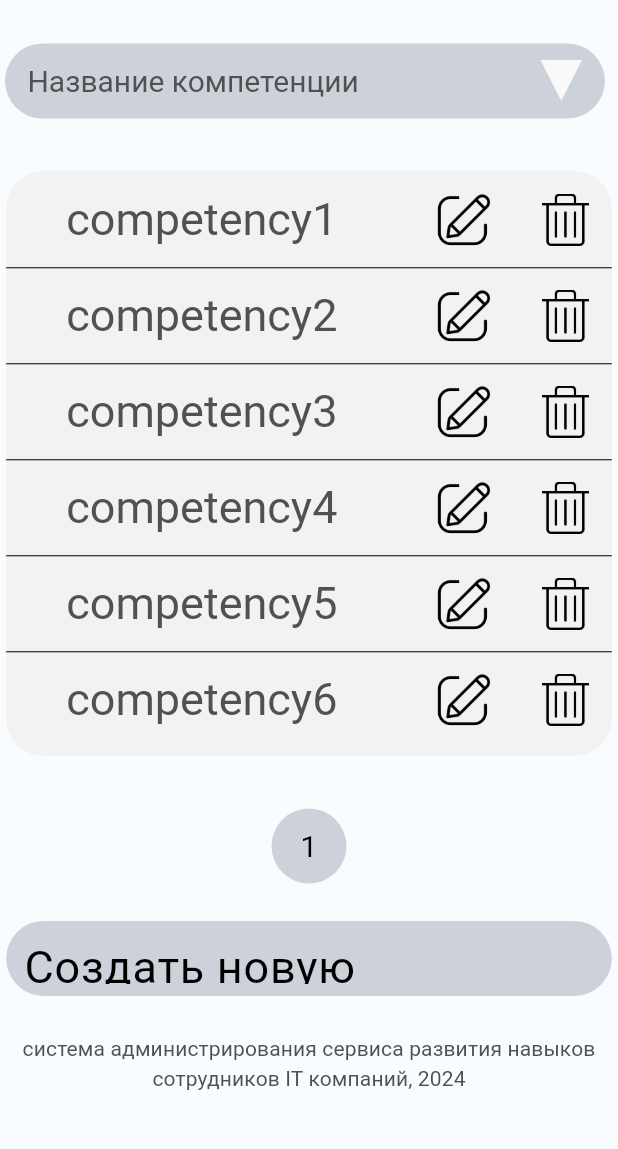
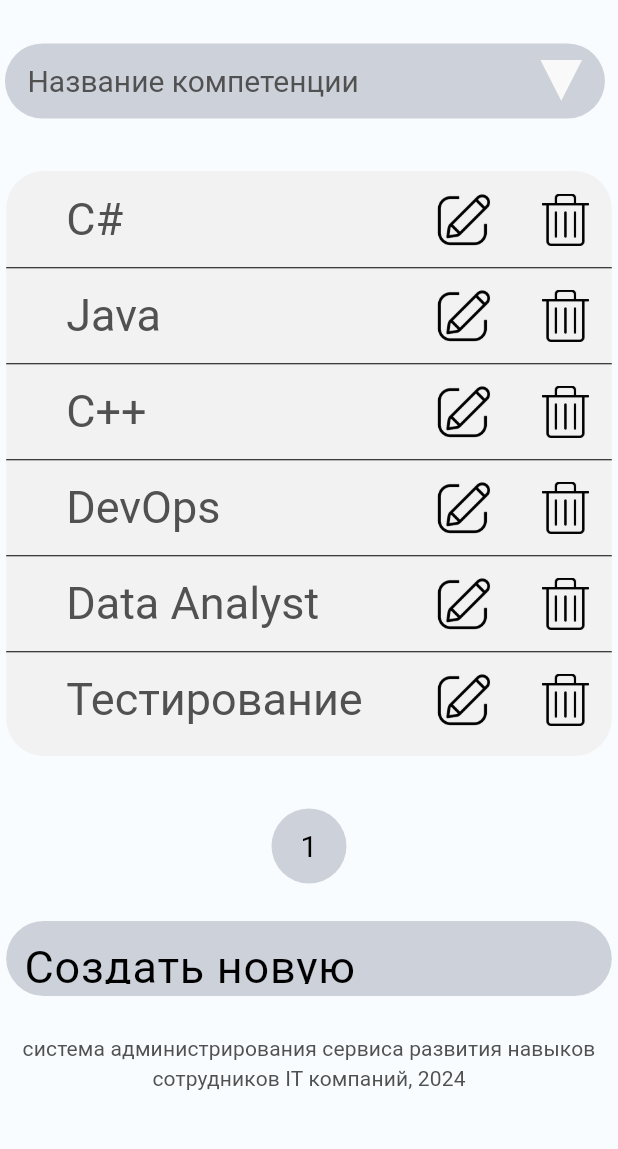
Before and after one commit to za5en/it_admin, a Flutter app: the Comps screen opened by its route, on a phone screen of 412 x 824 dp, the part 84-1233 px from its top. Run offline on Flutter 3.47's test engine with Material 3 defaults, Android fonts, the phone set to English and light mode, and no system bars; our stand-ins replace flutter_svg, get, hive, hive_flutter; accounts and stored records are empty; Roboto replaces fonts that are missing (OpenSans).

Commit message:
upd
-usernames updated
-new comp screen fix
-users test res screen fix

```diff
--- a/it_admin/lib/controllers/admin_controller.dart
+++ b/it_admin/lib/controllers/admin_controller.dart
@@ -23,7 +23,7 @@ class AdminController extends GetxController {
 
   var _compData = Competency(
     id: 1,
-    name: 'competency1',
+    name: 'competency',
     levels: [
       Level(
           id: 1,
@@ -52,8 +52,8 @@ class AdminController extends GetxController {
   var userList = [
     User(
       id: 1,
-      email: 'mail@mail.ml',
-      name: 'userName1',
+      email: 'minakov@mail.ru',
+      name: 'Минаков Михаил Андреевич',
       isActive: true,
       comps: [
         UserCompetency(
@@ -82,8 +82,8 @@ class AdminController extends GetxController {
     ),
     User(
       id: 2,
-      email: 'mail1@mail.ml',
-      name: 'userName2',
+      email: 'vlasov@mail.ru',
+      name: 'Власов Федор Андреевич',
       isActive: true,
       comps: [
         UserCompetency(
@@ -112,8 +112,8 @@ class AdminController extends GetxController {
     ),
     User(
       id: 3,
-      email: 'mail2@mail.ml',
-      name: 'userName3',
+      email: 'sergeev@mail.ru',
+      name: 'Сергеев Георгий Григорьевич',
       isActive: true,
       comps: [
         UserCompetency(
@@ -142,8 +142,8 @@ class AdminController extends GetxController {
     ),
     User(
       id: 4,
-      email: 'mail3@mail.ml',
-      name: 'userName4',
+      email: 'shirobokov@mail.ru',
+      name: 'Широбоков Артём Алексеевич',
       isActive: true,
       comps: [
         UserCompetency(
@@ -172,15 +172,15 @@ class AdminController extends GetxController {
     ),
     User(
       id: 5,
-      email: 'mail4@mail.ml',
-      name: 'userName5',
+      email: 'stasov@mail.ru',
+      name: 'Стасов Станислав Сергеевич',
       isActive: true,
       comps: [],
     ),
     User(
       id: 6,
-      email: 'mail5@mail.ml',
-      name: 'userName6',
+      email: 'perevozchik@mail.ru',
+      name: 'Перевозчиков Алексей Артёмович',
       isActive: true,
       comps: [
         UserCompetency(
@@ -208,128 +208,128 @@ class AdminController extends GetxController {
       ],
     ),
     User(
-      id: 5,
-      email: 'mail4@mail.ml',
-      name: 'userName5',
+      id: 7,
+      email: 'pirozhok@mail.ru',
+      name: 'Пирожков Максим Евлампиевич',
       isActive: true,
       comps: [],
     ),
     User(
-      id: 5,
-      email: 'mail4@mail.ml',
-      name: 'userName5',
+      id: 8,
+      email: 'stulis@mail.ru',
+      name: 'Табуреткин Иван Самвелович',
       isActive: true,
       comps: [],
     ),
     User(
-      id: 5,
-      email: 'mail4@mail.ml',
-      name: 'userName5',
+      id: 9,
+      email: 'cherep@mail.ru',
+      name: 'Череповец Василий Иванович',
       isActive: true,
       comps: [],
     ),
     User(
-      id: 5,
-      email: 'mail4@mail.ml',
-      name: 'userName5',
+      id: 10,
+      email: 'nuance@mail.ru',
+      name: 'Нюансов Пётр Михайлович',
       isActive: true,
       comps: [],
     ),
     User(
-      id: 5,
-      email: 'mail4@mail.ml',
-      name: 'userName5',
+      id: 11,
+      email: 'batareika@mail.ru',
+      name: 'Подберецкий Илья Дмитриевич',
       isActive: true,
       comps: [],
     ),
     User(
-      id: 5,
-      email: 'mail4@mail.ml',
-      name: 'userName5',
+      id: 12,
+      email: 'ruslang23@mail.ru',
+      name: 'Губайдуллин Руслан Рустамович',
       isActive: true,
       comps: [],
     ),
     User(
-      id: 5,
-      email: 'mail4@mail.ml',
-      name: 'userName5',
+      id: 13,
+      email: 'ustalovmv@mail.ru',
+      name: 'Усталов Марсель Викторович',
       isActive: true,
       comps: [],
     ),
     User(
-      id: 5,
-      email: 'mail4@mail.ml',
-      name: 'userName5',
+      id: 14,
+      email: 'ustalovvv@mail.ru',
+      name: 'Усталов Виктор Вадимович',
       isActive: true,
       comps: [],
     ),
     User(
-      id: 5,
-      email: 'mail4@mail.ml',
-      name: 'userName5',
+      id: 15,
+      email: 'ustalovvad@mail.ru',
+      name: 'Усталов Вадим Васильевич',
       isActive: true,
       comps: [],
     ),
     User(
-      id: 5,
-      email: 'mail4@mail.ml',
-      name: 'userName5',
+      id: 16,
+      email: 'ustalovvas@mail.ru',
+      name: 'Усталов Василий Витальевич',
       isActive: true,
       comps: [],
     ),
     User(
-      id: 5,
-      email: 'mail4@mail.ml',
-      name: 'userName5',
+      id: 17,
+      email: 'ustalovvit@mail.ru',
+      name: 'Усталов Виталий Андреевич',
       isActive: true,
       comps: [],
     ),
     User(
-      id: 5,
-      email: 'mail4@mail.ml',
-      name: 'userName5',
+      id: 18,
+      email: 'svezhas@mail.ru',
+      name: 'Свежов Андрей Сергеевич',
       isActive: true,
       comps: [],
     ),
     User(
-      id: 5,
-      email: 'mail4@mail.ml',
-      name: 'userName5',
+      id: 19,
+      email: 'svezhss@mail.ru',
+      name: 'Свежов Сергей Семёнович',
       isActive: true,
       comps: [],
     ),
     User(
-      id: 5,
-      email: 'mail4@mail.ml',
-      name: 'userName5',
+      id: 20,
+      email: 'cuminevsemenmaster@mail.ru',
+      name: 'Каменев Семён Мастерович',
       isActive: true,
       comps: [],
     ),
     User(
-      id: 5,
-      email: 'mail4@mail.ml',
-      name: 'userName5',
+      id: 21,
+      email: 'svezhsr@mail.ru',
+      name: 'Свежов Семён Романович',
       isActive: true,
       comps: [],
     ),
     User(
-      id: 5,
-      email: 'mail4@mail.ml',
-      name: 'userName5',
+      id: 22,
+      email: 'svezhrn@mail.ru',
+      name: 'Свежов Роман Николаевич',
       isActive: true,
       comps: [],
     ),
     User(
-      id: 5,
-      email: 'mail4@mail.ml',
-      name: 'userName5',
+      id: 23,
+      email: 'svezhnn@mail.ru',
+      name: 'Свежов Никита Николаевич',
       isActive: true,
       comps: [],
     ),
     User(
-      id: 5,
-      email: 'mail4@mail.ml',
-      name: 'userName5',
+      id: 24,
+      email: 'svezhnr@mail.ru',
+      name: 'Свежов Никита Романович',
       isActive: true,
       comps: [],
     ),
@@ -338,7 +338,7 @@ class AdminController extends GetxController {
   var compList = [
     Competency(
       id: 1,
-      name: 'competency1',
+      name: 'C#',
       levels: [
         Level(
             id: 1,
@@ -365,7 +365,7 @@ class AdminController extends GetxController {
     ),
     Competency(
       id: 2,
-      name: 'competency2',
+      name: 'Java',
       levels: [
         Level(
             id: 2,
@@ -392,7 +392,7 @@ class AdminController extends GetxController {
     ),
     Competency(
       id: 3,
-      name: 'competency3',
+      name: 'C++',
       levels: [
         Level(
             id: 3,
@@ -419,7 +419,7 @@ class AdminController extends GetxController {
     ),
     Competency(
       id: 4,
-      name: 'competency4',
+      name: 'DevOps',
       levels: [
         Level(
             id: 4,
@@ -446,7 +446,7 @@ class AdminController extends GetxController {
     ),
     Competency(
       id: 5,
-      name: 'competency5',
+      name: 'Data Analyst',
       levels: [
         Level(
             id: 5,
@@ -473,7 +473,7 @@ class AdminController extends GetxController {
     ),
     Competency(
       id: 6,
-      name: 'competency6',
+      name: 'Тестирование',
       levels: [
         Level(
             id: 6,
--- a/it_admin/lib/controllers/hive_controller.dart
+++ b/it_admin/lib/controllers/hive_controller.dart
@@ -7,7 +7,7 @@ class HiveController {
     await Hive.openBox('settings');
     await Hive.openBox('user');
 
-    Hive.box('user').put('login', 'adminadmin');
+    Hive.box('user').put('login', 'admin');
     Hive.box('user').put('password', '123mnO!1');
     // await Hive.openBox<Competency>('competencies');
   }
--- a/it_admin/lib/view/pages/comps/comps.dart
+++ b/it_admin/lib/view/pages/comps/comps.dart
@@ -226,7 +226,8 @@ class _CompsState extends State<Comps> {
                                               padding: const EdgeInsets.only(
                                                   left: 30.0, right: 30.0),
                                               child: Text(
-                                                pageList[index].name ?? 'user',
+                                                pageList[index].name ??
+                                                    'competency',
                                                 style: Theme.of(context)
                                                     .textTheme
                                                     .titleLarge
@@ -256,10 +257,11 @@ class _CompsState extends State<Comps> {
                                                   context,
                                                   'Введите название компетенции:',
                                                   false);
+                                              if (name != null) {
                                                 var id = pageList[index].id;
                                                 setState(() {
-                                                pageList[index].name =
-                                                    name != ''
+                                                  pageList[index].name = name !=
+                                                          ''
                                                       ? name
                                                       : pageList[index].name;
                                                 });
@@ -273,13 +275,15 @@ class _CompsState extends State<Comps> {
                                                       id) {
                                                     setState(() {
                                                       adminController
-                                                            .compList[i].name =
+                                                              .compList[i]
+                                                              .name =
                                                           name != ''
                                                               ? name
                                                               : adminController
                                                                   .compList[i]
                                                                   .name;
                                                     });
+                                                  }
                                                 }
                                               }
                                             },
@@ -469,6 +473,7 @@ class _CompsState extends State<Comps> {
                 onPressed: () async {
                   var name = await editDialog(
                       context, 'Введите название компетенции:', true);
+                  if (name != null) {
                     var newComp = Competency(
                         id: adminController.compList.last.id + 1,
                         levels: [
@@ -492,10 +497,30 @@ class _CompsState extends State<Comps> {
                                   'Вопрос 4'
                                 ],
                                 testAns: {
-                                1: ['Ответ 1', 'Ответ 2', 'Ответ 3', 'Ответ 4'],
-                                2: ['Ответ 1', 'Ответ 2', 'Ответ 3', 'Ответ 4'],
-                                3: ['Ответ 1', 'Ответ 2', 'Ответ 3', 'Ответ 4'],
-                                4: ['Ответ 1', 'Ответ 2', 'Ответ 3', 'Ответ 4']
+                                  1: [
+                                    'Ответ 1',
+                                    'Ответ 2',
+                                    'Ответ 3',
+                                    'Ответ 4'
+                                  ],
+                                  2: [
+                                    'Ответ 1',
+                                    'Ответ 2',
+                                    'Ответ 3',
+                                    'Ответ 4'
+                                  ],
+                                  3: [
+                                    'Ответ 1',
+                                    'Ответ 2',
+                                    'Ответ 3',
+                                    'Ответ 4'
+                                  ],
+                                  4: [
+                                    'Ответ 1',
+                                    'Ответ 2',
+                                    'Ответ 3',
+                                    'Ответ 4'
+                                  ]
                                 },
                                 testCorr: [2, 3, 1, 2],
                                 testTime: 15,
@@ -510,6 +535,7 @@ class _CompsState extends State<Comps> {
                       }
                       adminController.compList.add(newComp);
                     });
+                  }
                 },
               ),
               Padding(
@@ -572,11 +598,11 @@ class _CompsState extends State<Comps> {
         });
   }
 
-  Future<String> editDialog(context, message, create) async {
+  Future<String?> editDialog(context, message, create) async {
     var newCompName = await showDialog(
         context: context,
         builder: (BuildContext context) {
-          String newName = '';
+          String? newName;
           return AlertDialog(
             backgroundColor: Theme.of(context).colorScheme.onTertiaryContainer,
             title: Padding(
@@ -631,7 +657,7 @@ class _CompsState extends State<Comps> {
                 mainAxisAlignment: MainAxisAlignment.spaceAround,
                 children: [
                   getButton('Отмена', () {
-                    Navigator.pop(context, '');
+                    Navigator.pop(context);
                   }),
                   getButton('Ок', () {
                     Navigator.pop(context, newName);
--- a/it_admin/lib/view/pages/users/test_res.dart
+++ b/it_admin/lib/view/pages/users/test_res.dart
@@ -217,7 +217,7 @@ class _TestResState extends State<TestRes> {
                                               ),
                                               onTap: () {
                                                 alertDialog(context,
-                                                    'Выбран ответ:\n${widget.test.userAns?[index] ?? 1}. ${widget.test.testAns?[index][widget.test.userAns?[index] ?? 1] ?? 'abcabc'}\nПравильный ответ:\n${widget.test.testCorr?[index] ?? 1}. ${widget.test.testAns?[index][widget.test.testCorr?[index] ?? 1] ?? 'bacbac'}');
+                                                    'Выбран ответ:\n${widget.test.userAns?[index] ?? 1}. ${widget.test.testAns?[index + 1][widget.test.userAns?[index] ?? 1] ?? 'abcabc'}\nПравильный ответ:\n${widget.test.testCorr?[index] ?? 1}. ${widget.test.testAns?[index + 1][widget.test.testCorr?[index] ?? 1] ?? 'bacbac'}');
                                               },
                                             ),
                                           ],
```
Also changed, not shown: 1 other file. Lines whose indentation alone changed are shown as unchanged.
